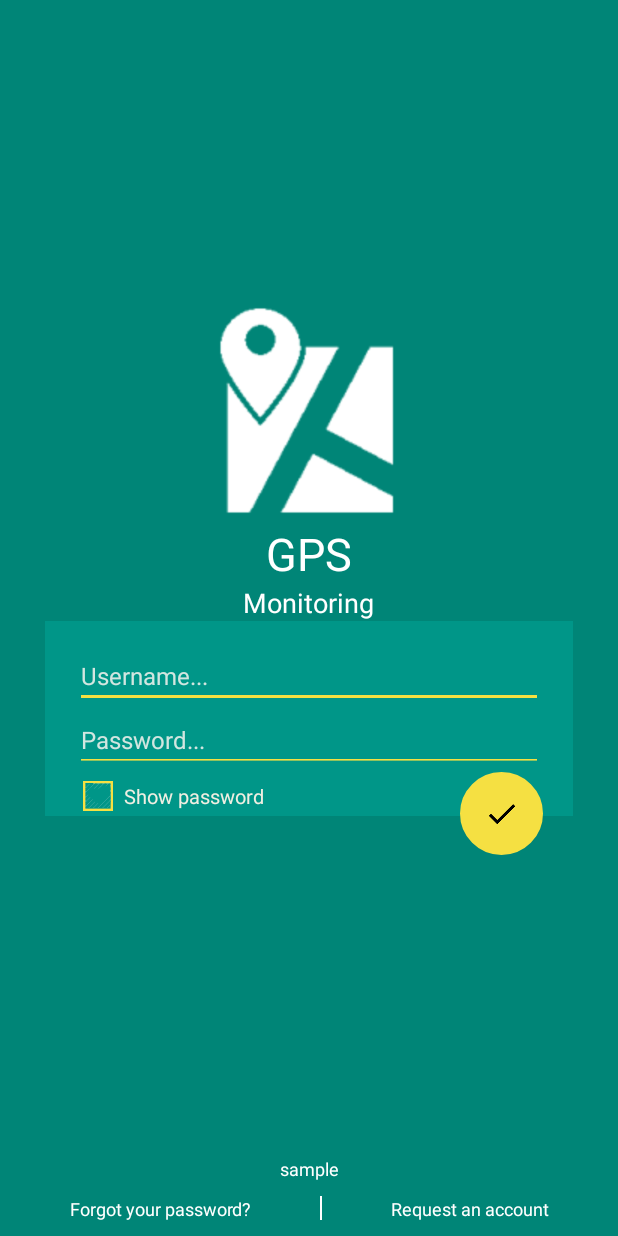
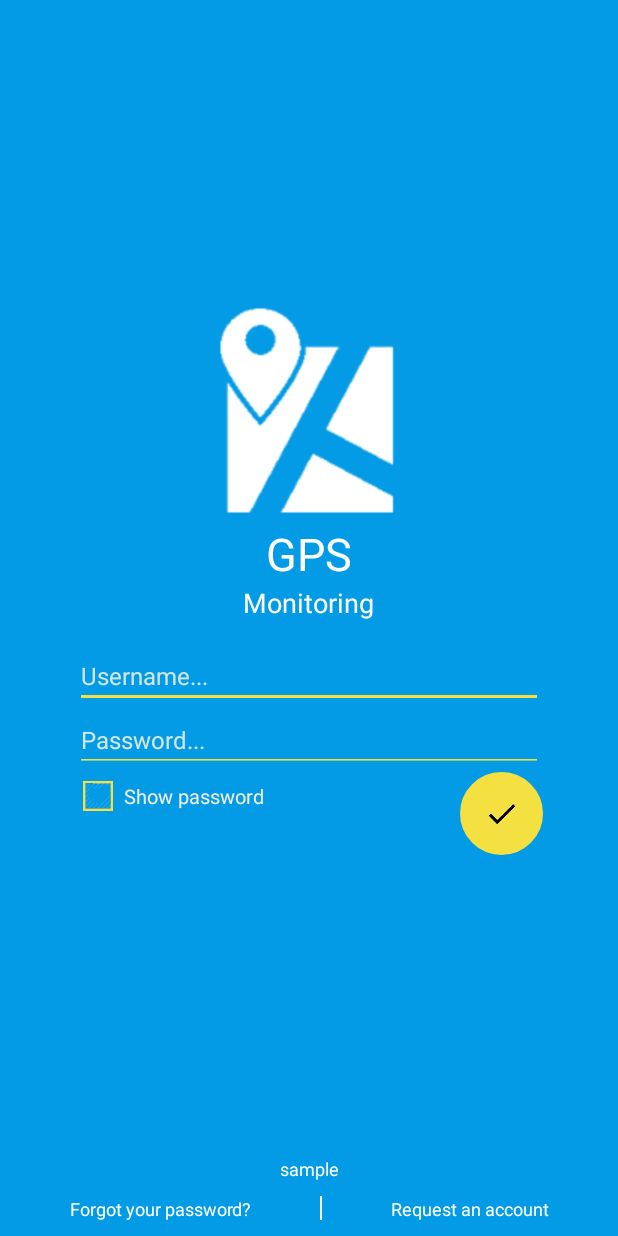
Before and after one commit to rjhonsl/SampleMap2, an Android app: the layout activity_loginscreen.xml on its own in the app's theme, with its tools: preview values and no code run, on a phone screen of 412 x 824 dp. Run offline under Robolectric (Android 15) with nearby library versions, the phone set to English and light mode, and no system bars.

Commit message:
Changes: *Log in Screen ***new app icon

```diff
--- a/app/src/main/res/layout/activity_loginscreen.xml
+++ b/app/src/main/res/layout/activity_loginscreen.xml
@@ -13,7 +13,7 @@
                <!--android:src="@drawable/fishes"-->
         <!--/>-->
     <LinearLayout android:layout_width="fill_parent"
-                  android:background="@color/accent_material_light"
+                  android:background="#039be5"
                   android:layout_height="fill_parent"
         android:orientation="vertical">
 
@@ -68,7 +68,7 @@
                                   android:paddingLeft="20dp"
                                   android:paddingRight="20dp"
                                   android:gravity="center"
-                                  android:background="#009688">
+                                  android:background="#039be5">
 
                         <EditText android:layout_width="fill_parent"
                                   android:layout_height="wrap_content"
@@ -105,7 +105,6 @@
                   android:id="@+id/bottompaddint"
                   android:layout_height="29dp"
                   android:layout_marginLeft="30dp"
-                  android:background="#009688"
                   android:layout_marginRight="30dp"
                   android:layout_below="@+id/container"/>
 
```
Also changed, not shown: app/src/main/res/drawable-xxhdpi/ic_appbanner1.png.
